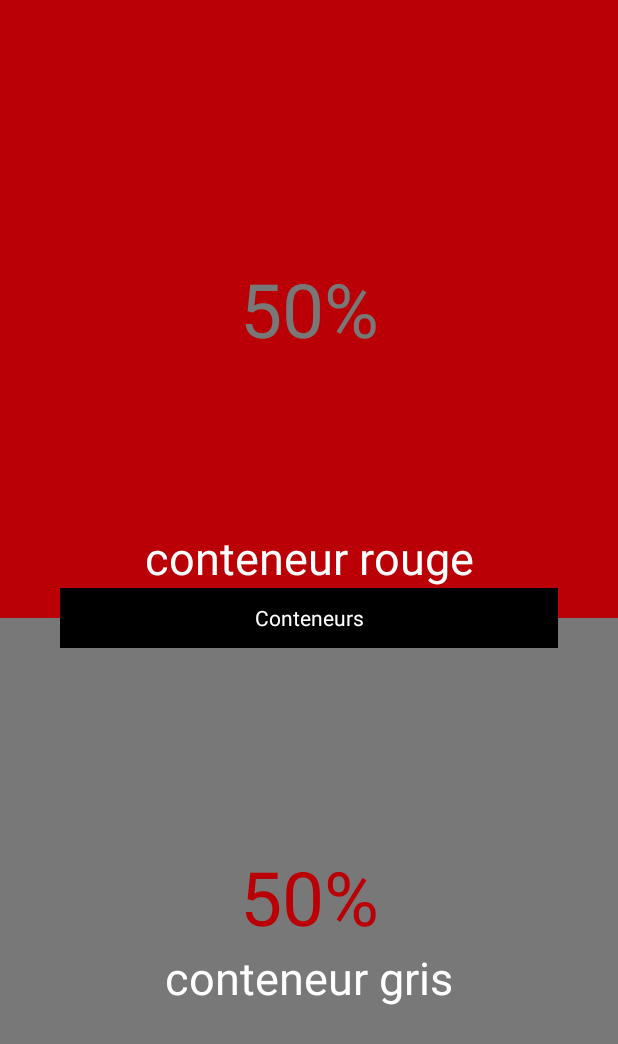
After one commit to fabiensebban/CoursAndroid, an Android app: the layout activity_main_ex2.xml on its own in the app's theme, with its tools: preview values and no code run, on a phone screen of 412 x 824 dp. The commit adds this screen. Shown: the top 1044 px of the screen. Run offline under Robolectric (Android 15) with nearby library versions, the phone set to English and light mode, and no system bars.

Commit message:
ex1 and ex2

```diff
--- a/app/src/main/res/layout/activity_main_ex.xml
+++ b/app/src/main/res/layout/activity_main_ex1.xml
@@ -15,6 +15,7 @@
             android:layout_width="match_parent"
             android:layout_height="match_parent"
             android:text="50%"
+            android:textColor="@color/colorGrey"
             android:textSize="50dp"
             android:textAlignment="center"
             android:gravity="center_vertical"
@@ -32,25 +33,28 @@
 
     <RelativeLayout
         android:layout_width="match_parent"
+        android:layout_height="0dp"
         android:layout_weight="1"
         android:background="@color/colorGrey"
+        android:gravity="center"
         >
         <TextView
             android:layout_width="match_parent"
-            android:layout_height="match_parent"
+            android:layout_height="wrap_content"
             android:text="50%"
+            android:textColor="@color/colorRed"
             android:textSize="50dp"
             android:textAlignment="center"
-            android:gravity="center_vertical"
+            android:id="@+id/percentage"
             />
         <TextView
             android:layout_width="match_parent"
-            android:layout_height="match_parent"
-            android:text="conteneur rouge"
+            android:layout_height="wrap_content"
+            android:text="conteneur gris"
             android:textSize="30dp"
-            android:gravity="center_vertical"
             android:textAlignment="center"
             android:textColor="@color/colorWhite"
+            android:layout_below="@+id/percentage"
             />
     </RelativeLayout>
 
--- /dev/null
+++ b/app/src/main/res/layout/activity_main_ex2.xml
@@ -0,0 +1,89 @@
+<?xml version="1.0" encoding="utf-8"?>
+<RelativeLayout xmlns:android="http://schemas.android.com/apk/res/android"
+    android:orientation="vertical"
+    android:layout_width="match_parent"
+    android:layout_height="match_parent">
+
+    <LinearLayout
+        android:orientation="vertical"
+        android:layout_width="match_parent"
+        android:layout_height="match_parent"
+        android:weightSum="2">
+
+        <RelativeLayout
+            android:layout_width="match_parent"
+            android:layout_height="0dp"
+            android:layout_weight="1"
+            android:background="@color/colorRed"
+            >
+            <TextView
+                android:layout_width="match_parent"
+                android:layout_height="match_parent"
+                android:text="50%"
+                android:textColor="@color/colorGrey"
+                android:textSize="50dp"
+                android:textAlignment="center"
+                android:gravity="center_vertical"
+                />
+            <TextView
+                android:layout_width="match_parent"
+                android:layout_height="match_parent"
+                android:text="conteneur rouge"
+                android:textSize="30dp"
+                android:gravity="bottom"
+                android:textAlignment="center"
+                android:textColor="@color/colorWhite"
+                android:layout_marginBottom="20dp"
+                />
+        </RelativeLayout>
+
+        <RelativeLayout
+            android:layout_width="match_parent"
+            android:layout_height="0dp"
+            android:layout_weight="1"
+            android:background="@color/colorGrey"
+            android:gravity="center"
+            >
+            <TextView
+                android:layout_width="match_parent"
+                android:layout_height="wrap_content"
+                android:text="50%"
+                android:textColor="@color/colorRed"
+                android:textSize="50dp"
+                android:textAlignment="center"
+                android:id="@+id/percentage"
+                />
+            <TextView
+                android:layout_width="match_parent"
+                android:layout_height="wrap_content"
+                android:text="conteneur gris"
+                android:textSize="30dp"
+                android:textAlignment="center"
+                android:textColor="@color/colorWhite"
+                android:layout_below="@+id/percentage"
+                />
+        </RelativeLayout>
+
+    </LinearLayout>
+
+    <RelativeLayout
+        android:layout_width="match_parent"
+        android:layout_height="match_parent"
+        android:gravity="center_vertical"
+        android:paddingLeft="40dp"
+        android:paddingRight="40dp"
+        >
+
+        <TextView
+            android:layout_width="match_parent"
+            android:layout_height="40dp"
+            android:text="Conteneurs"
+            android:textAlignment="center"
+            android:background="@color/colorBlack"
+            android:textColor="@color/colorWhite"
+            android:gravity="center"
+            />
+
+    </RelativeLayout>
+
+</RelativeLayout>
--- a/app/src/main/res/values/colors.xml
+++ b/app/src/main/res/values/colors.xml
@@ -1,11 +1,12 @@
 <?xml version="1.0" encoding="utf-8"?>
 <resources>
+
     <color name="colorPrimary">#3F51B5</color>
     <color name="colorPrimaryDark">#303F9F</color>
     <color name="colorAccent">#FF4081</color>
     <color name="colorRed">#ba0006</color>
     <color name="colorGrey">#787878</color>
     <color name="colorWhite">#ffffff</color>
-
+    <color name="colorBlack">#000000</color>
 
 </resources>
```
